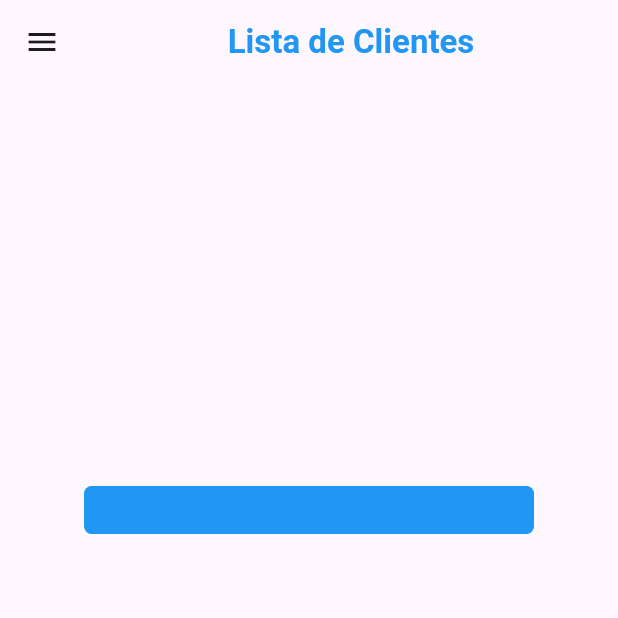
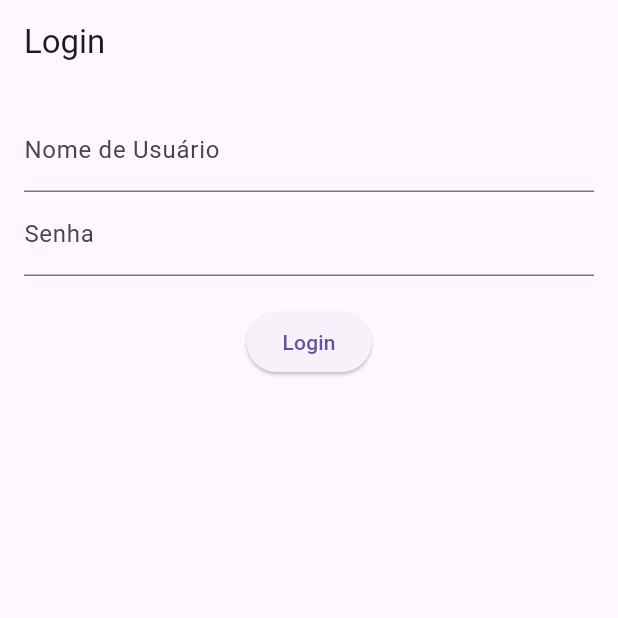
Before and after one commit to LeibMar/ProjetoTCCIFSP, a Flutter app: the screen it shows after launch, on a phone screen of 412 x 824 dp, the top half of it. Run offline on Flutter 3.47's test engine with Material 3 defaults, Android fonts, the phone set to English and light mode, and no system bars; our stand-ins replace cloud_firestore, firebase_core, get; missing offline and left inert: responsive_spacing; accounts and stored records are empty.

Commit message:
Telas de Login e timeline com firestore criadas

```diff
--- /dev/null
+++ b/lib/login.dart
@@ -0,0 +1,67 @@
+import 'package:flutter/material.dart';
+import 'package:cloud_firestore/cloud_firestore.dart';
+import 'timeline_page.dart';
+
+class LoginPage extends StatefulWidget {
+  @override
+  _LoginPageState createState() => _LoginPageState();
+}
+
+class _LoginPageState extends State<LoginPage> {
+  final TextEditingController _usernameController = TextEditingController();
+  final TextEditingController _passwordController = TextEditingController();
+
+  Future<void> _login() async {
+    String username = _usernameController.text;
+    String password = _passwordController.text;
+
+
+    final userQuery = await FirebaseFirestore.instance
+        .collection('usuario')
+        .where('username', isEqualTo: username)
+        .where('password', isEqualTo: password)
+        .get();
+
+    if (userQuery.docs.isNotEmpty) {
+      final idUsuario = userQuery.docs[0].id;
+      Navigator.push(
+        context,
+        MaterialPageRoute(
+          builder: (context) => TimeLinePage(idUsuario: idUsuario),
+        ),
+      );
+    } else {
+      ScaffoldMessenger.of(context).showSnackBar(
+        SnackBar(content: Text('Usuário ou senha incorretos')),
+      );
+    }
+  }
+
+  @override
+  Widget build(BuildContext context) {
+    return Scaffold(
+      appBar: AppBar(title: Text('Login')),
+      body: Padding(
+        padding: EdgeInsets.all(16.0),
+        child: Column(
+          children: [
+            TextField(
+              controller: _usernameController,
+              decoration: InputDecoration(labelText: 'Nome de Usuário'),
+            ),
+            TextField(
+              controller: _passwordController,
+              decoration: InputDecoration(labelText: 'Senha'),
+              obscureText: true,
+            ),
+            SizedBox(height: 20),
+            ElevatedButton(
+              onPressed: _login,
+              child: Text('Login'),
+            ),
+          ],
+        ),
+      ),
+    );
+  }
+}
--- a/lib/main.dart
+++ b/lib/main.dart
@@ -1,6 +1,7 @@
 import 'package:flutter/material.dart';
 import 'package:firebase_core/firebase_core.dart';
 import 'user_list.dart';
+import 'login.dart';
 import 'firebase_options.dart';
 import 'package:responsive_spacing/responsive_spacing.dart';
 import 'package:get/get.dart';
@@ -20,9 +21,9 @@ class MyApp extends StatelessWidget {
   @override
   Widget build(BuildContext context) {
     return GetMaterialApp(
-      initialRoute: '/user_list' ,
+      initialRoute: '/login' ,
       getPages: [
-        GetPage(name: '/user_list', page: () => UserListPage())
+        GetPage(name: '/login', page: () => LoginPage())
       ],
 
 
```
Also changed, not shown: lib/timeline_page.dart (added, +170 -0 lines), lib/user_list.dart (+20 -2 lines), pubspec.lock.
